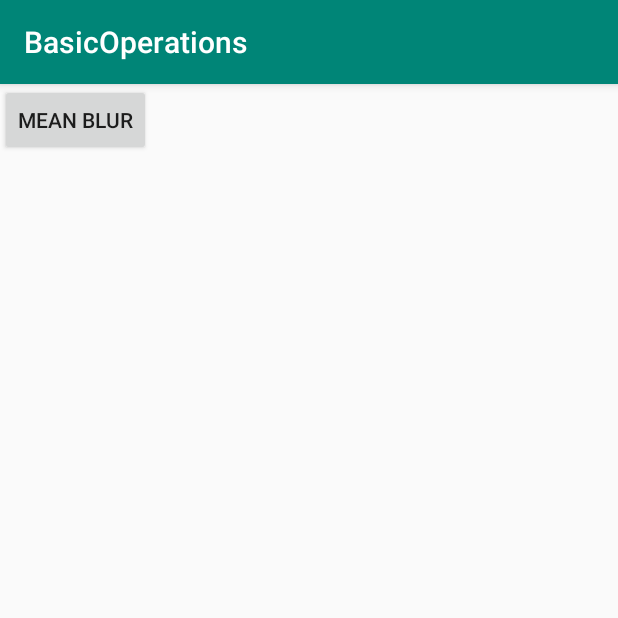
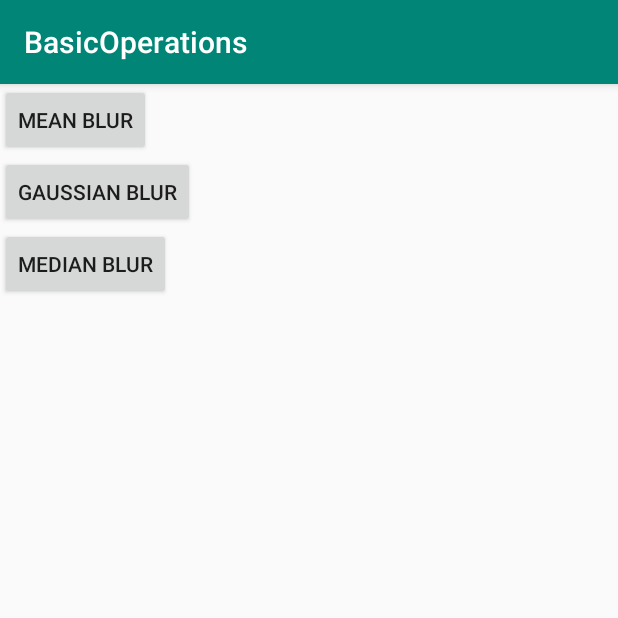
Before and after one commit to aneesh98/OpenCV-Android-Projects, an Android app: the screen it shows after launch (HomeActivity), on a phone screen of 412 x 824 dp, the top half of it. Run offline under Robolectric (Android 15) with nearby library versions, the phone set to English and light mode, and no system bars.

Commit message:
Basic Operations Commit Two

```diff
--- a/BasicOperations/app/src/main/java/com/example/basicoperations/HomeActivity.java
+++ b/BasicOperations/app/src/main/java/com/example/basicoperations/HomeActivity.java
@@ -8,11 +8,15 @@ import android.widget.Button;
 
 public class HomeActivity extends AppCompatActivity {
     public static final int MEAN_BLUR = 1;
+    public static final int GAUSSIAN_BLUR = 2;
+    public static final int MEDIAN_BLUR = 3;
     @Override
     protected void onCreate(Bundle savedInstanceState) {
         super.onCreate(savedInstanceState);
         setContentView(R.layout.activity_home);
         Button bMean = (Button)findViewById(R.id.bMean);
+        Button bGaussian = (Button) findViewById(R.id.bGaussian);
+        Button bMedian = (Button) findViewById(R.id.bMedian);
         bMean.setOnClickListener(new View.OnClickListener() {
             @Override
             public void onClick(View v) {
@@ -22,5 +26,23 @@ public class HomeActivity extends AppCompatActivity {
                 startActivity(i);
             }
         });
+        bGaussian.setOnClickListener(new View.OnClickListener() {
+            @Override
+            public void onClick(View v) {
+                Intent i = new Intent(getApplicationContext(),
+                        MainActivity.class);
+                i.putExtra("ACTION_MODE", GAUSSIAN_BLUR);
+                startActivity(i);
+            }
+        });
+        bMedian.setOnClickListener(new View.OnClickListener() {
+            @Override
+            public void onClick(View v) {
+                Intent i = new Intent(getApplicationContext(),
+                        MainActivity.class);
+                i.putExtra("ACTION_MODE", MEDIAN_BLUR);
+                startActivity(i);
+            }
+        });
     }
 }
--- a/BasicOperations/app/src/main/res/layout/activity_home.xml
+++ b/BasicOperations/app/src/main/res/layout/activity_home.xml
@@ -13,4 +13,16 @@
         android:id="@+id/bMean"
         android:text = "Mean Blur"
         />
+    <Button
+        android:layout_width="wrap_content"
+        android:layout_height="wrap_content"
+        android:id="@+id/bGaussian"
+        android:text = "Gaussian Blur"
+        />
+    <Button
+        android:layout_width="wrap_content"
+        android:layout_height="wrap_content"
+        android:id="@+id/bMedian"
+        android:text = "Median Blur"
+        />
 </LinearLayout>
```
Also changed, not shown: BasicOperations/app/src/main/java/com/example/basicoperations/MainActivity.java (+7 -1 lines), 8 other files.
